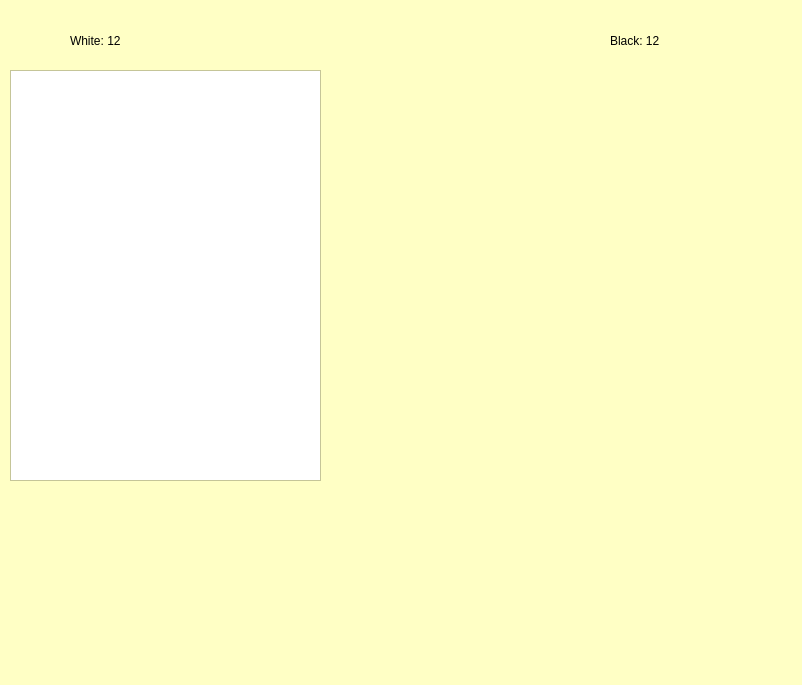
Before: the Qt Designer form board.ui in JuliaNortman/Project, drawn with Qt 5.
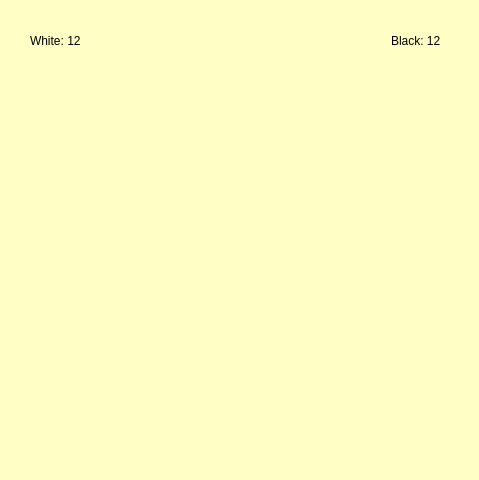
After: the same form once the commit is applied.

Diff of the .ui file:
```diff
--- a/board.ui
+++ b/board.ui
@@ -9,8 +9,8 @@
    <rect>
     <x>0</x>
     <y>0</y>
-    <width>802</width>
-    <height>685</height>
+    <width>479</width>
+    <height>480</height>
    </rect>
   </property>
   <property name="palette">
@@ -83,53 +83,66 @@
   <widget class="QWidget" name="gridLayoutWidget">
    <property name="geometry">
     <rect>
-     <x>350</x>
-     <y>190</y>
-     <width>281</width>
-     <height>271</height>
+     <x>30</x>
+     <y>66</y>
+     <width>411</width>
+     <height>391</height>
     </rect>
    </property>
    <layout class="QGridLayout" name="gridChBoard">
+    <property name="sizeConstraint">
+     <enum>QLayout::SetMinAndMaxSize</enum>
+    </property>
     <property name="spacing">
      <number>0</number>
     </property>
    </layout>
   </widget>
-  <widget class="QLabel" name="whiteNumber">
+  <widget class="QWidget" name="">
    <property name="geometry">
     <rect>
-     <x>70</x>
+     <x>30</x>
      <y>30</y>
-     <width>91</width>
-     <height>21</height>
+     <width>411</width>
+     <height>22</height>
     </rect>
    </property>
-   <property name="text">
-    <string>White: 12</string>
-   </property>
-  </widget>
-  <widget class="QLabel" name="blackNuber">
-   <property name="geometry">
-    <rect>
-     <x>610</x>
-     <y>30</y>
-     <width>121</width>
-     <height>21</height>
-    </rect>
-   </property>
-   <property name="text">
-    <string>Black: 12</string>
-   </property>
-  </widget>
-  <widget class="QTextBrowser" name="debug">
-   <property name="geometry">
-    <rect>
-     <x>10</x>
-     <y>70</y>
-     <width>311</width>
-     <height>411</height>
-    </rect>
-   </property>
+   <layout class="QHBoxLayout" name="horizontalLayout">
+    <item>
+     <widget class="QLabel" name="whiteNumber">
+      <property name="styleSheet">
+       <string notr="true">QLable
+{
+	font-style: bold;
+}
+</string>
+      </property>
+      <property name="text">
+       <string>White: 12</string>
+      </property>
+     </widget>
+    </item>
+    <item>
+     <spacer name="horizontalSpacer">
+      <property name="orientation">
+       <enum>Qt::Horizontal</enum>
+      </property>
+      <property name="sizeHint" stdset="0">
+       <size>
+        <width>40</width>
+        <height>20</height>
+       </size>
+      </property>
+     </spacer>
+    </item>
+    <item>
+     <widget class="QLabel" name="blackNuber">
+      <property name="text">
+       <string>Black: 12</string>
+      </property>
+     </widget>
+    </item>
+   </layout>
   </widget>
  </widget>
  <resources/>
```
